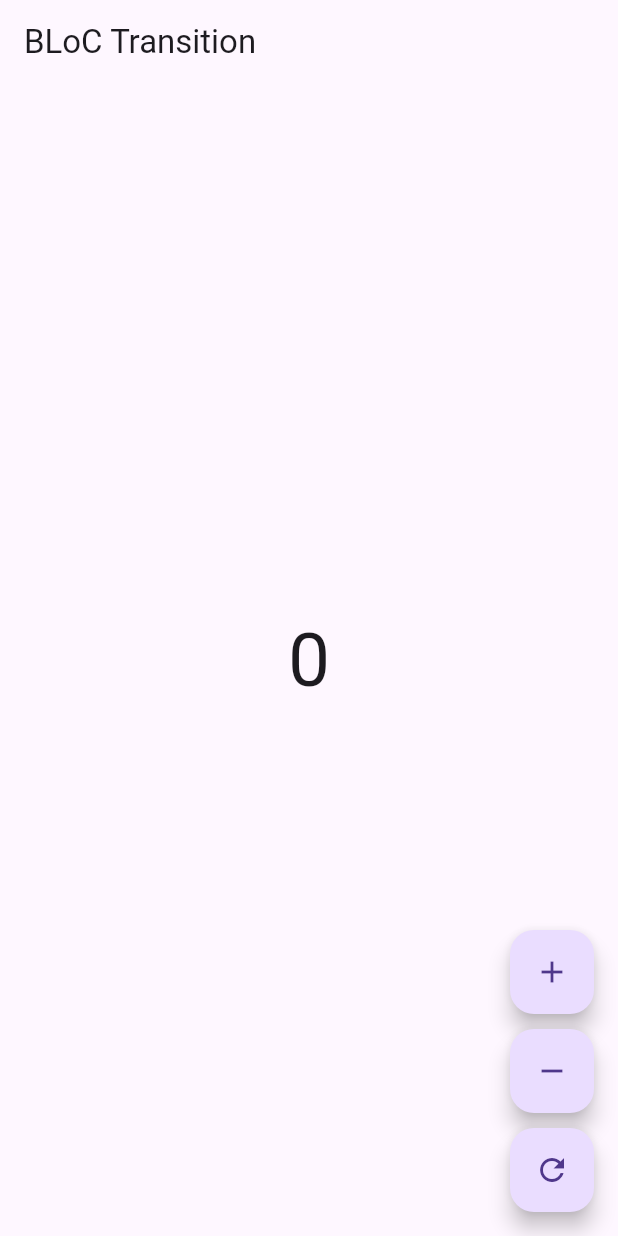
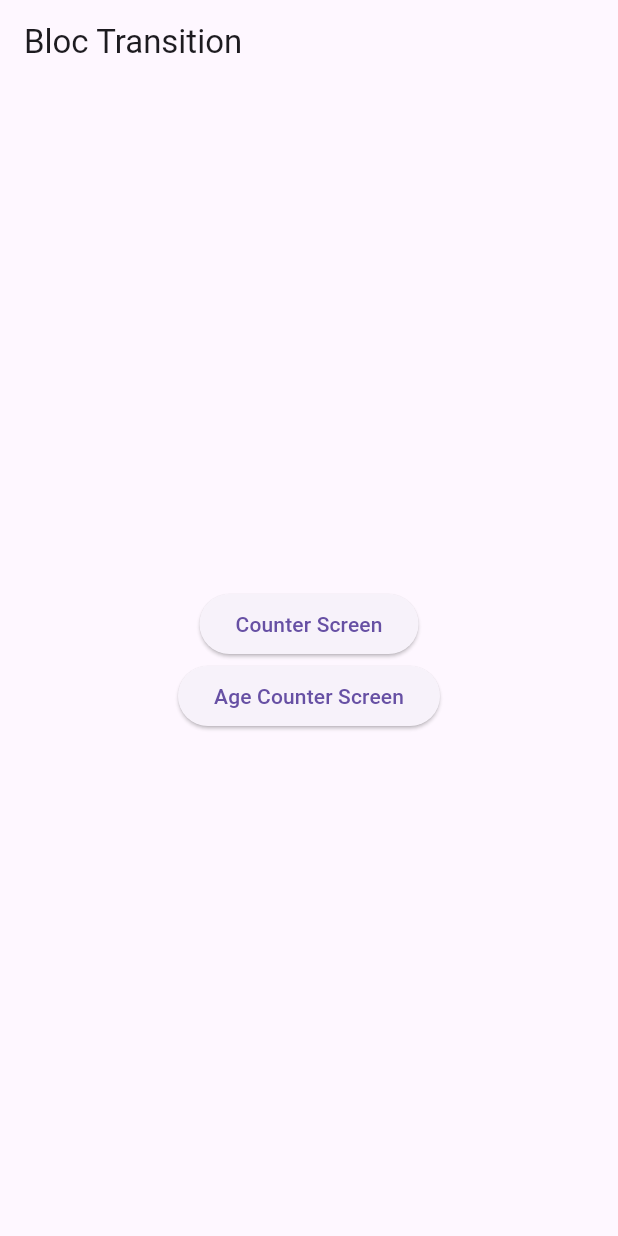
Before and after one commit to asib-research/flutter_bloc_mastery, a Flutter app: the screen it shows after launch, on a phone screen of 412 x 824 dp. Run offline on Flutter 3.47's test engine with Material 3 defaults, Android fonts, the phone set to English and light mode, and no system bars; our stand-ins replace flutter_bloc.

Commit message:
feat: Age Counter, Bloc Consumer, Bloc Listener, BlocBuilder, MultiBlocProvider, context.wat(), context.read()

```diff
--- a/lib/app/bloc_transition_app.dart
+++ b/lib/app/bloc_transition_app.dart
@@ -1,5 +1,6 @@
 import 'package:flutter/material.dart';
 import 'package:flutter_bloc/flutter_bloc.dart';
+import 'package:flutter_bloc_mastery/blocs/age_counter_bloc.dart';
 import 'package:flutter_bloc_mastery/blocs/counter_bloc.dart';
 import 'package:flutter_bloc_mastery/screens/home_screen.dart';
 
@@ -8,6 +9,12 @@ class BlocTransitionApp extends StatelessWidget {
 
   @override
   Widget build(BuildContext context) {
-    return BlocProvider(create: (_)=> CounterBloc(), child: MaterialApp(home: HomeScreen()),);
+    return MultiBlocProvider(
+      providers: [
+        BlocProvider(create: (_) => CounterBloc()),
+        BlocProvider(create: (_) => AgeCounterBloc()),
+      ],
+      child: MaterialApp(home: HomeScreen()),
+    );
   }
 }
--- /dev/null
+++ b/lib/blocs/age_counter_bloc.dart
@@ -0,0 +1,10 @@
+import 'package:flutter_bloc/flutter_bloc.dart';
+import 'package:flutter_bloc_mastery/events/age_counter_event.dart';
+
+class AgeCounterBloc extends Bloc<AgeCounterEvent, int>{
+  AgeCounterBloc(): super(0){
+    on<AgeCounterIncrementEvent>((event, emit)=> emit(state + 1));
+    on<AgeCounterDecrementEvent>((event, emit)=> emit(state - 1));
+    on<AgeCounterResetEvent>((event, emit)=> emit(0));
+  }
+}
--- /dev/null
+++ b/lib/events/age_counter_event.dart
@@ -0,0 +1,5 @@
+abstract class AgeCounterEvent{}
+
+class AgeCounterIncrementEvent extends AgeCounterEvent{}
+class AgeCounterDecrementEvent extends AgeCounterEvent{}
+class AgeCounterResetEvent extends AgeCounterEvent{}
--- a/lib/main.dart
+++ b/lib/main.dart
@@ -4,6 +4,6 @@ import 'package:flutter_bloc_mastery/bloc_observers/counter_bloc_observers.dart'
 import 'app/bloc_transition_app.dart';
 
 void main() {
-  Bloc.observer = CounterBlocObservers();
+  Bloc.observer = AppBlocObservers();
   runApp(BlocTransitionApp());
 }
--- a/lib/screens/home_screen.dart
+++ b/lib/screens/home_screen.dart
@@ -1,7 +1,6 @@
 import 'package:flutter/material.dart';
-import 'package:flutter_bloc/flutter_bloc.dart';
-import 'package:flutter_bloc_mastery/blocs/counter_bloc.dart';
-import 'package:flutter_bloc_mastery/events/counter_event.dart';
+import 'package:flutter_bloc_mastery/screens/age_counter_screen.dart';
+import 'package:flutter_bloc_mastery/screens/counter_screen.dart';
 
 class HomeScreen extends StatelessWidget {
   const HomeScreen({super.key});
@@ -9,40 +8,21 @@ class HomeScreen extends StatelessWidget {
   @override
   Widget build(BuildContext context) {
     return Scaffold(
-      appBar: AppBar(title: const Text("BLoC Transition")),
+      appBar: AppBar(
+        title: Text("Bloc Transition"),
+      ),
       body: Center(
-        child: BlocBuilder<CounterBloc, int>(
-          builder: (context, state) {
-            return Text(
-              "$state",
-              style: const TextStyle(fontSize: 50),
-            );
-          },
+        child: Column(
+          mainAxisAlignment: MainAxisAlignment.center,
+          children: [
+            ElevatedButton(onPressed: (){
+              Navigator.push(context, MaterialPageRoute(builder: (context)=> CounterScreen()));
+            }, child: Text("Counter Screen")),
+            ElevatedButton(onPressed: (){
+              Navigator.push(context, MaterialPageRoute(builder: (context)=> AgeCounterScreen()));
+            }, child: Text("Age Counter Screen")),
+          ],
         ),
-      ),
-      floatingActionButton: Column(
-        mainAxisAlignment: MainAxisAlignment.end,
-        children: [
-          FloatingActionButton(
-            heroTag: "inc",
-            child: const Icon(Icons.add),
-            onPressed: () =>
-                context.read<CounterBloc>().add(IncrementEvent()),
-          ),
-          const SizedBox(height: 10),
-          FloatingActionButton(
-            heroTag: "dec",
-            child: const Icon(Icons.remove),
-            onPressed: () =>
-                context.read<CounterBloc>().add(DecrementEvent()),
-          ),
-          const SizedBox(height: 10),
-          FloatingActionButton(
-            heroTag: "reset",
-            child: const Icon(Icons.refresh),
-            onPressed: () => context.read<CounterBloc>().add(ResetEvent()),
-          ),
-        ],
       ),
     );
   }
```
Also changed, not shown: lib/bloc_observers/counter_bloc_observers.dart (+5 -5 lines), lib/screens/age_counter_screen.dart (added, +88 -0 lines), lib/screens/counter_screen.dart (added, +49 -0 lines).
